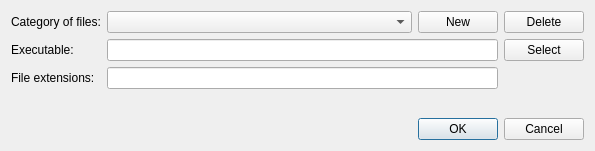
Old version of the form ui/externalappsdialog.ui in the repository vlkv/reggata.
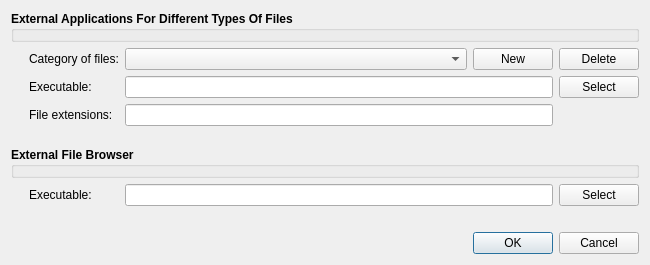
New version of the form.

Commit message: ExtAppsDialog is extended to edit ext file browser command

```diff
--- a/ui/externalappsdialog.ui
+++ b/ui/externalappsdialog.ui
@@ -6,8 +6,8 @@
    <rect>
     <x>0</x>
     <y>0</y>
-    <width>595</width>
-    <height>151</height>
+    <width>650</width>
+    <height>255</height>
    </rect>
   </property>
   <property name="windowTitle">
@@ -16,7 +16,7 @@
   <layout class="QVBoxLayout" name="verticalLayout">
    <item>
     <layout class="QGridLayout" name="gridLayout">
-     <item row="0" column="0">
+     <item row="1" column="1">
       <widget class="QLabel" name="label">
        <property name="sizePolicy">
         <sizepolicy hsizetype="Fixed" vsizetype="Preferred">
@@ -29,7 +29,7 @@
        </property>
       </widget>
      </item>
-     <item row="3" column="0">
+     <item row="8" column="1">
       <spacer name="verticalSpacer">
        <property name="orientation">
         <enum>Qt::Vertical</enum>
@@ -42,10 +42,17 @@
        </property>
       </spacer>
      </item>
-     <item row="0" column="1">
-      <widget class="QComboBox" name="comboBoxCategory"/>
+     <item row="1" column="2">
+      <widget class="QComboBox" name="comboBoxCategory">
+       <property name="sizePolicy">
+        <sizepolicy hsizetype="Expanding" vsizetype="Fixed">
+         <horstretch>0</horstretch>
+         <verstretch>0</verstretch>
+        </sizepolicy>
+       </property>
+      </widget>
      </item>
-     <item row="0" column="2">
+     <item row="1" column="3">
       <widget class="QPushButton" name="buttonNewCategory">
        <property name="sizePolicy">
         <sizepolicy hsizetype="Fixed" vsizetype="Fixed">
@@ -58,7 +65,7 @@
        </property>
       </widget>
      </item>
-     <item row="0" column="3">
+     <item row="1" column="4">
       <widget class="QPushButton" name="buttonDeleteCategory">
        <property name="sizePolicy">
         <sizepolicy hsizetype="Fixed" vsizetype="Fixed">
@@ -71,7 +78,7 @@
        </property>
       </widget>
      </item>
-     <item row="1" column="0">
+     <item row="2" column="1">
       <widget class="QLabel" name="label_2">
        <property name="sizePolicy">
         <sizepolicy hsizetype="Fixed" vsizetype="Preferred">
@@ -84,8 +91,14 @@
        </property>
       </widget>
      </item>
-     <item row="1" column="1" colspan="2">
-      <widget class="QLineEdit" name="lineEditAppCmdPattern">
+     <item row="2" column="2" colspan="2">
+      <widget class="QLineEdit" name="lineEditAppCmd">
+       <property name="sizePolicy">
+        <sizepolicy hsizetype="Expanding" vsizetype="Fixed">
+         <horstretch>0</horstretch>
+         <verstretch>0</verstretch>
+        </sizepolicy>
+       </property>
        <property name="toolTip">
         <string>&lt;!DOCTYPE HTML PUBLIC &quot;-//W3C//DTD HTML 4.0//EN&quot; &quot;http://www.w3.org/TR/REC-html40/strict.dtd&quot;&gt;
 &lt;html&gt;&lt;head&gt;&lt;meta name=&quot;qrichtext&quot; content=&quot;1&quot; /&gt;&lt;style type=&quot;text/css&quot;&gt;
@@ -102,7 +115,7 @@
        </property>
       </widget>
      </item>
-     <item row="1" column="3">
+     <item row="2" column="4">
       <widget class="QPushButton" name="buttonSelectApp">
        <property name="sizePolicy">
         <sizepolicy hsizetype="Fixed" vsizetype="Fixed">
@@ -115,7 +128,7 @@
        </property>
       </widget>
      </item>
-     <item row="2" column="0">
+     <item row="3" column="1">
       <widget class="QLabel" name="label_3">
        <property name="sizePolicy">
         <sizepolicy hsizetype="Fixed" vsizetype="Preferred">
@@ -128,13 +141,122 @@
        </property>
       </widget>
      </item>
-     <item row="2" column="1" colspan="2">
+     <item row="3" column="2" colspan="2">
       <widget class="QLineEdit" name="lineEditFileExtensions">
+       <property name="sizePolicy">
+        <sizepolicy hsizetype="Expanding" vsizetype="Fixed">
+         <horstretch>0</horstretch>
+         <verstretch>0</verstretch>
+        </sizepolicy>
+       </property>
        <property name="toolTip">
         <string>File extentions, separated with spaces, e.g. &quot;.txt .doc .csv&quot;</string>
        </property>
       </widget>
      </item>
+     <item row="0" column="0" colspan="5">
+      <widget class="QGroupBox" name="groupBox">
+       <property name="font">
+        <font>
+         <weight>75</weight>
+         <bold>true</bold>
+        </font>
+       </property>
+       <property name="title">
+        <string>External Applications For Different Types Of Files</string>
+       </property>
+       <property name="flat">
+        <bool>true</bool>
+       </property>
+      </widget>
+     </item>
+     <item row="1" column="0">
+      <spacer name="horizontalSpacer">
+       <property name="orientation">
+        <enum>Qt::Horizontal</enum>
+       </property>
+       <property name="sizeType">
+        <enum>QSizePolicy::Fixed</enum>
+       </property>
+       <property name="sizeHint" stdset="0">
+        <size>
+         <width>12</width>
+         <height>0</height>
+        </size>
+       </property>
+      </spacer>
+     </item>
+     <item row="5" column="0" colspan="5">
+      <widget class="QGroupBox" name="groupBox_2">
+       <property name="font">
+        <font>
+         <weight>75</weight>
+         <bold>true</bold>
+        </font>
+       </property>
+       <property name="title">
+        <string>External File Browser</string>
+       </property>
+       <property name="flat">
+        <bool>true</bool>
+       </property>
+      </widget>
+     </item>
+     <item row="6" column="1">
+      <widget class="QLabel" name="label_4">
+       <property name="sizePolicy">
+        <sizepolicy hsizetype="Fixed" vsizetype="Preferred">
+         <horstretch>0</horstretch>
+         <verstretch>0</verstretch>
+        </sizepolicy>
+       </property>
+       <property name="text">
+        <string>Executable:</string>
+       </property>
+      </widget>
+     </item>
+     <item row="6" column="2" colspan="2">
+      <widget class="QLineEdit" name="lineEditExtFileBrowserCmd"/>
+     </item>
+     <item row="6" column="4">
+      <widget class="QPushButton" name="buttonSelectFileBrowser">
+       <property name="text">
+        <string>Select</string>
+       </property>
+      </widget>
+     </item>
+     <item row="4" column="0">
+      <spacer name="verticalSpacer_2">
+       <property name="orientation">
+        <enum>Qt::Vertical</enum>
+       </property>
+       <property name="sizeType">
+        <enum>QSizePolicy::Fixed</enum>
+       </property>
+       <property name="sizeHint" stdset="0">
+        <size>
+         <width>0</width>
+         <height>15</height>
+        </size>
+       </property>
+      </spacer>
+     </item>
+     <item row="7" column="1">
+      <spacer name="verticalSpacer_3">
+       <property name="orientation">
+        <enum>Qt::Vertical</enum>
+       </property>
+       <property name="sizeType">
+        <enum>QSizePolicy::Fixed</enum>
+       </property>
+       <property name="sizeHint" stdset="0">
+        <size>
+         <width>20</width>
+         <height>20</height>
+        </size>
+       </property>
+      </spacer>
+     </item>
     </layout>
    </item>
    <item>
```
The commit also changes 2 other files.
